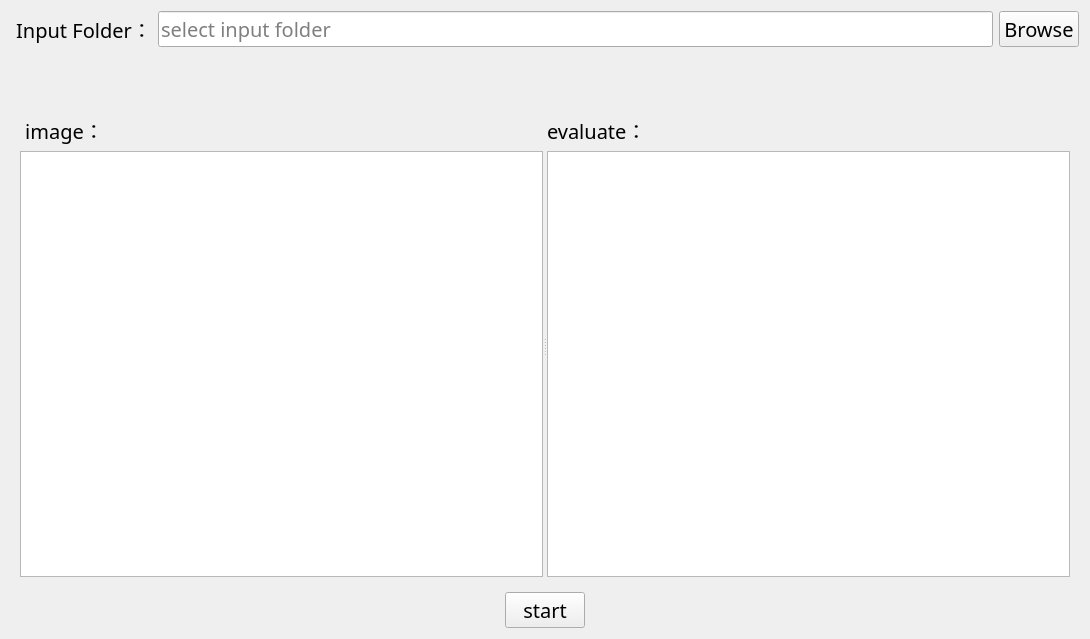
kaoxing/seg, file projectFiles/UI/static/evaluateTab.ui: the form before one commit.
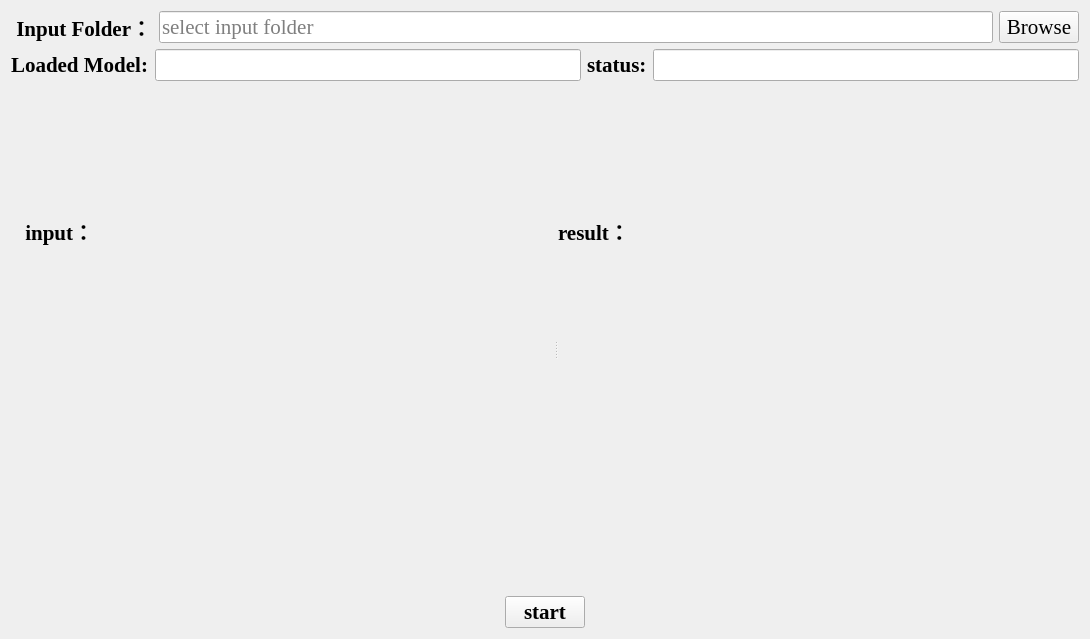
The form after the commit. Custom widgets are drawn as their Qt base class.

Patch:
```diff
--- a/projectFiles/UI/static/evaluateTab.ui
+++ b/projectFiles/UI/static/evaluateTab.ui
@@ -13,18 +13,18 @@
   <property name="windowTitle">
    <string>evaluateTab</string>
   </property>
-  <layout class="QVBoxLayout" name="verticalLayout" stretch="2,1,9,1">
+  <layout class="QVBoxLayout" name="verticalLayout" stretch="1,1,0,7,1">
    <item>
     <layout class="QHBoxLayout" name="horizontalLayout_23">
      <item>
       <widget class="QLabel" name="label_25">
        <property name="font">
         <font>
-         <family>宋体</family>
-         <pointsize>15</pointsize>
-         <weight>50</weight>
+         <family>Times New Roman</family>
+         <pointsize>16</pointsize>
+         <weight>75</weight>
          <italic>false</italic>
-         <bold>false</bold>
+         <bold>true</bold>
         </font>
        </property>
        <property name="text">
@@ -36,8 +36,8 @@
       <widget class="QLineEdit" name="lineEdit_evaluate_folder">
        <property name="font">
         <font>
-         <family>宋体</family>
-         <pointsize>15</pointsize>
+         <family>Times New Roman</family>
+         <pointsize>16</pointsize>
          <weight>50</weight>
          <italic>false</italic>
          <bold>false</bold>
@@ -61,8 +61,8 @@
       <widget class="QPushButton" name="pushButton_evaluate">
        <property name="font">
         <font>
-         <family>宋体</family>
-         <pointsize>15</pointsize>
+         <family>Times New Roman</family>
+         <pointsize>16</pointsize>
          <weight>50</weight>
          <italic>false</italic>
          <bold>false</bold>
@@ -75,6 +75,71 @@
      </item>
     </layout>
    </item>
+   <item>
+    <layout class="QHBoxLayout" name="horizontalLayout">
+     <item>
+      <widget class="QLabel" name="label_20">
+       <property name="font">
+        <font>
+         <family>Times New Roman</family>
+         <pointsize>16</pointsize>
+         <weight>75</weight>
+         <italic>false</italic>
+         <bold>true</bold>
+        </font>
+       </property>
+       <property name="text">
+        <string>Loaded Model:</string>
+       </property>
+      </widget>
+     </item>
+     <item>
+      <widget class="QLineEdit" name="lineEdit_loaded_model">
+       <property name="font">
+        <font>
+         <family>Times New Roman</family>
+         <pointsize>16</pointsize>
+        </font>
+       </property>
+       <property name="readOnly">
+        <bool>true</bool>
+       </property>
+      </widget>
+     </item>
+     <item>
+      <widget class="QLabel" name="label_21">
+       <property name="font">
+        <font>
+         <family>Times New Roman</family>
+         <pointsize>16</pointsize>
+         <weight>75</weight>
+         <italic>false</italic>
+         <bold>true</bold>
+        </font>
+       </property>
+       <property name="text">
+        <string>status:</string>
+       </property>
+      </widget>
+     </item>
+     <item>
+      <widget class="QLineEdit" name="lineEdit_status">
+       <property name="font">
+        <font>
+         <family>Times New Roman</family>
+         <pointsize>16</pointsize>
+        </font>
+       </property>
+       <property name="text">
+        <string/>
+       </property>
+       <property name="readOnly">
+        <bool>true</bool>
+       </property>
+      </widget>
+     </item>
+    </layout>
+   </item>
    <item>
     <spacer name="horizontalSpacer_17">
      <property name="orientation">
@@ -102,20 +167,20 @@
            <widget class="QLabel" name="label_26">
             <property name="font">
              <font>
-              <family>宋体</family>
-              <pointsize>15</pointsize>
-              <weight>50</weight>
+              <family>Times New Roman</family>
+              <pointsize>16</pointsize>
+              <weight>75</weight>
               <italic>false</italic>
-              <bold>false</bold>
+              <bold>true</bold>
              </font>
             </property>
             <property name="text">
-             <string> image：</string>
+             <string> input：</string>
             </property>
            </widget>
           </item>
           <item>
-           <widget class="QTreeView" name="treeView_image"/>
+           <widget class="ImageListWidget" name="widget_input" native="true"/>
           </item>
          </layout>
         </widget>
@@ -125,20 +190,20 @@
            <widget class="QLabel" name="label_27">
             <property name="font">
              <font>
-              <family>宋体</family>
-              <pointsize>15</pointsize>
-              <weight>50</weight>
+              <family>Times New Roman</family>
+              <pointsize>16</pointsize>
+              <weight>75</weight>
               <italic>false</italic>
-              <bold>false</bold>
+              <bold>true</bold>
              </font>
             </property>
             <property name="text">
-             <string>evaluate：</string>
+             <string>result：</string>
             </property>
            </widget>
           </item>
           <item>
-           <widget class="QTreeView" name="treeView_evaluate"/>
+           <widget class="ImageListWidget" name="widget_result" native="true"/>
           </item>
          </layout>
         </widget>
@@ -169,11 +234,11 @@
        </property>
        <property name="font">
         <font>
-         <family>宋体</family>
-         <pointsize>15</pointsize>
-         <weight>50</weight>
+         <family>Times New Roman</family>
+         <pointsize>16</pointsize>
+         <weight>75</weight>
          <italic>false</italic>
-         <bold>false</bold>
+         <bold>true</bold>
         </font>
        </property>
        <property name="text">
@@ -198,6 +263,14 @@
    </item>
   </layout>
  </widget>
+ <customwidgets>
+  <customwidget>
+   <class>ImageListWidget</class>
+   <extends>QWidget</extends>
+   <header>UI/Widgets/imageWidget.h</header>
+   <container>1</container>
+  </customwidget>
+ </customwidgets>
  <resources/>
  <connections/>
 </ui>
```
